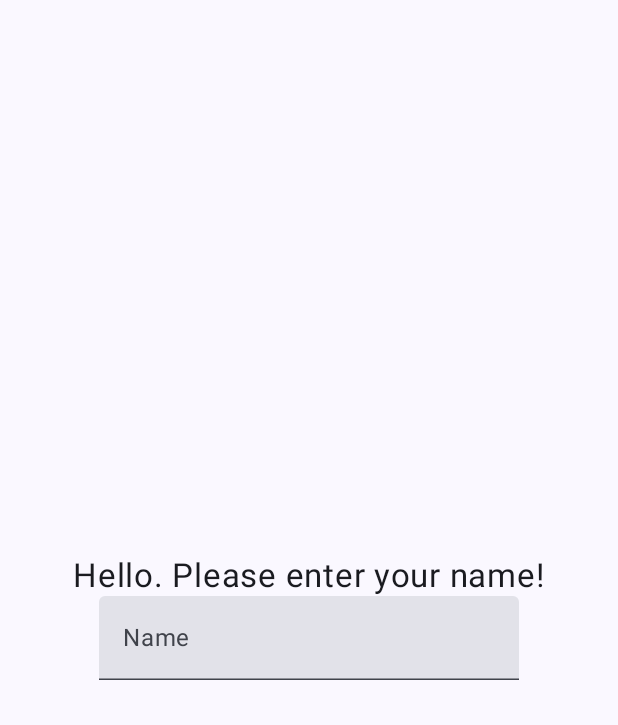
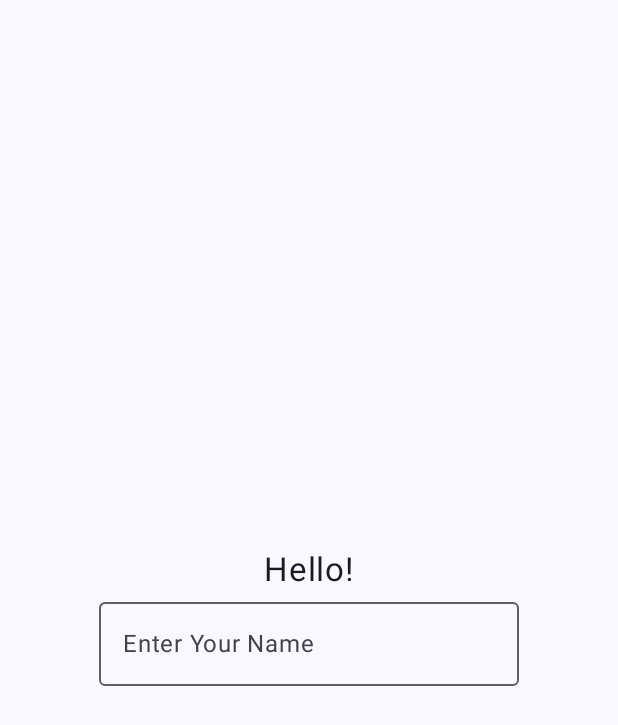
Before and after one commit to eeng20/AComposeApp, an Android app built with Jetpack Compose: the screen it shows after launch (MainActivity), on a phone screen of 412 x 824 dp. Shown: the top 725 px of the screen. Run offline under Robolectric (Android 15) with nearby library versions, the phone set to English and light mode, and no system bars.

Commit message:
minor edit

```diff
--- a/app/src/main/java/com/example/acomposeapp/MainActivity.kt
+++ b/app/src/main/java/com/example/acomposeapp/MainActivity.kt
@@ -8,6 +8,7 @@ import androidx.compose.foundation.layout.Arrangement
 import androidx.compose.foundation.layout.Column
 import androidx.compose.foundation.layout.fillMaxSize
 import androidx.compose.foundation.layout.padding
+import androidx.compose.material3.OutlinedTextField
 import androidx.compose.material3.Scaffold
 import androidx.compose.material3.Text
 import androidx.compose.material3.TextField
@@ -51,14 +52,14 @@ fun Greeting(name: String, modifier: Modifier = Modifier) {
         horizontalAlignment = Alignment.CenterHorizontally
     ) {
         Text(
-            text = "Hello. Please enter your name!",
+            text = "Hello!",
             modifier = modifier,
             fontSize = 22.sp
         )
-        TextField(
+        OutlinedTextField(
             value = myName,
             onValueChange = { myName = it },
-            label = { Text("Name") }
+            label = { Text("Enter Your Name") }
         )
     }
 }
```
